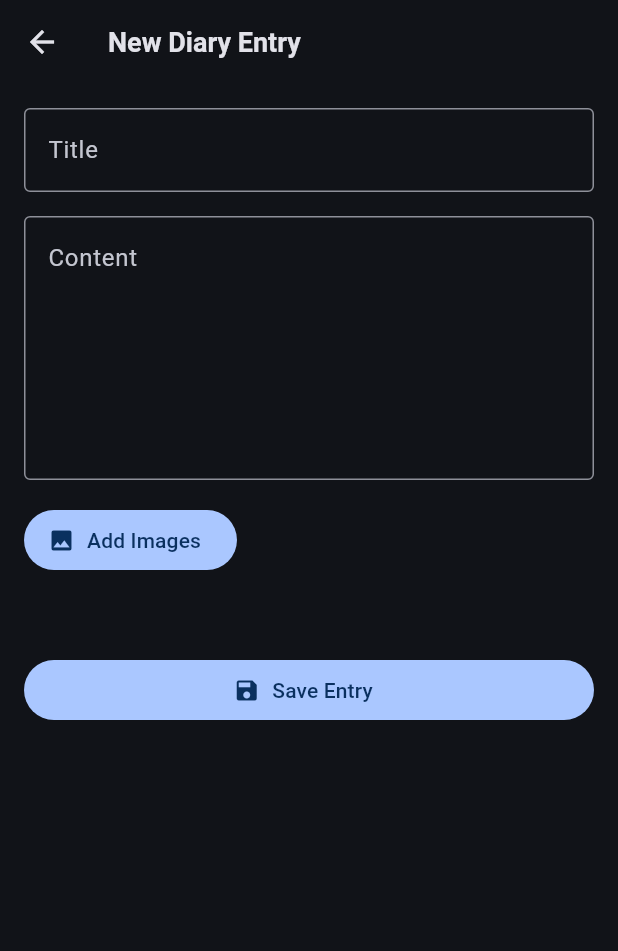
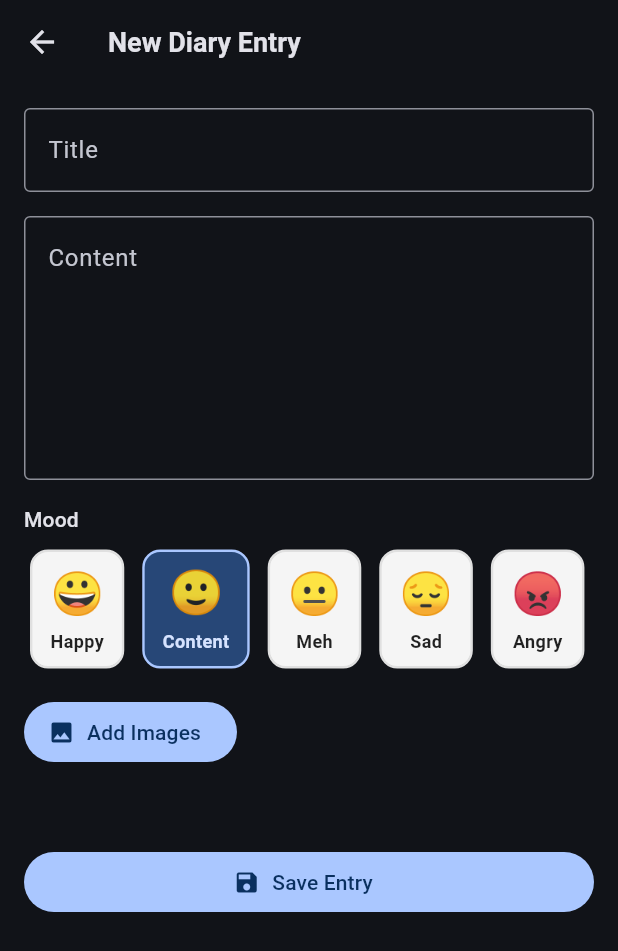
Before and after one commit to shad-ct/Hannami, a Flutter app: the DiaryEditorScreen screen opened directly, on a phone screen of 412 x 824 dp. Shown: the top 951 px of the screen. Run offline on Flutter 3.47's test engine with Material 3 defaults, Android fonts, the phone set to English and light mode, and no system bars; our stand-ins replace geocoding, geolocator, image_picker, permission_handler, share_plus; missing offline and left inert: file_selector.

Commit message:
added mood

```diff
--- a/lib/features/diary/diary_detail_screen.dart
+++ b/lib/features/diary/diary_detail_screen.dart
@@ -4,6 +4,8 @@ import 'package:share_plus/share_plus.dart';
 import '../../core/widgets/bottom_nav.dart';
 import '../../models/diary_entry.dart';
 import '../../core/utils/date_utils.dart';
+import 'mood.dart';
+import 'mood_animated.dart';
 import '../../core/services/storage_service.dart';
 
 class DiaryDetailScreen extends StatelessWidget {
@@ -18,7 +20,6 @@ class DiaryDetailScreen extends StatelessWidget {
       return Scaffold(
         appBar: AppBar(title: const Text('Diary Detail')),
         body: const Center(child: Text('Entry not found')),
-        bottomNavigationBar: HannamiBottomNav(currentRoute: routeName),
       );
     }
     return Scaffold(
@@ -59,6 +60,17 @@ class DiaryDetailScreen extends StatelessWidget {
             spacing: 16,
             runSpacing: 8,
             children: [
+              Tooltip(
+                message: moodByKey(e.mood).description,
+                child: Row(
+                  mainAxisSize: MainAxisSize.min,
+                  children: [
+                    MoodEmojiAnimated(emoji: moodByKey(e.mood).emoji, animate: true, size: 22),
+                    const SizedBox(width: 4),
+                    Text(moodByKey(e.mood).name, style: const TextStyle(fontSize: 13)),
+                  ],
+                ),
+              ),
               _iconText(Icons.calendar_month, DateUtilsExt.friendly(e.dateTime)),
               if (e.placeName != null && e.placeName!.isNotEmpty)
                 _iconText(Icons.place, e.placeName!),
@@ -70,7 +82,6 @@ class DiaryDetailScreen extends StatelessWidget {
           Text(e.content, style: Theme.of(context).textTheme.bodyMedium),
         ],
       ),
-      bottomNavigationBar: HannamiBottomNav(currentRoute: routeName),
     );
   }
 
--- a/lib/features/diary/diary_editor_screen.dart
+++ b/lib/features/diary/diary_editor_screen.dart
@@ -1,6 +1,8 @@
 import 'dart:io';
 import 'package:flutter/material.dart';
 import 'diary_controller.dart';
+import 'mood.dart';
+import 'mood_animated.dart';
 
 class DiaryEditorScreen extends StatefulWidget {
   const DiaryEditorScreen({super.key});
@@ -19,6 +21,7 @@ class _DiaryEditorScreenState extends State<DiaryEditorScreen> {
   String? _weatherSummary;
   double? _lat;
   double? _lon;
+  String _selectedMood = 'neutral';
 
   Future<void> _pickImages() async {
     final files = await _controller.pickImagesAndStoreTemp();
@@ -33,6 +36,7 @@ class _DiaryEditorScreenState extends State<DiaryEditorScreen> {
     final entry = await _controller.createAndPersist(
       title: _titleController.text.trim().isEmpty ? 'Untitled' : _titleController.text.trim(),
       content: _bodyController.text.trim(),
+      mood: _selectedMood,
       imageFiles: _images,
     );
     _weatherSummary = entry.weatherSummary;
@@ -67,6 +71,60 @@ class _DiaryEditorScreenState extends State<DiaryEditorScreen> {
             minLines: 6,
             maxLines: 12,
             decoration: const InputDecoration(labelText: 'Content', alignLabelWithHint: true, border: OutlineInputBorder()),
+          ),
+          const SizedBox(height: 16),
+          Text('Mood', style: Theme.of(context).textTheme.titleSmall),
+          const SizedBox(height: 8),
+          SizedBox(
+            height: 84,
+            child: SingleChildScrollView(
+              scrollDirection: Axis.horizontal,
+              padding: const EdgeInsets.symmetric(horizontal: 4),
+              child: Row(
+                children: [
+                  for (final mood in diaryMoods)
+                    Padding(
+                      padding: const EdgeInsets.only(right: 12),
+                      child: Tooltip(
+                        message: mood.description,
+                        preferBelow: false,
+                        child: GestureDetector(
+                          onTap: () => setState(() => _selectedMood = mood.key),
+                          child: AnimatedContainer(
+                            duration: const Duration(milliseconds: 180),
+                            padding: const EdgeInsets.symmetric(vertical: 8, horizontal: 12),
+                            decoration: BoxDecoration(
+                              color: _selectedMood == mood.key ? Theme.of(context).colorScheme.primaryContainer : Colors.grey.shade100,
+                              borderRadius: BorderRadius.circular(12),
+                              border: Border.all(
+                                color: _selectedMood == mood.key ? Theme.of(context).colorScheme.primary : Colors.grey.shade300,
+                                width: 1.6,
+                              ),
+                            ),
+                            child: Column(
+                              mainAxisSize: MainAxisSize.min,
+                              children: [
+                                MoodEmojiAnimated(emoji: mood.emoji, animate: _selectedMood == mood.key, size: 28),
+                                const SizedBox(height: 4),
+                                Text(
+                                  mood.name,
+                                  style: TextStyle(
+                                    fontSize: 12,
+                                    fontWeight: FontWeight.w600,
+                                    color: _selectedMood == mood.key
+                                        ? Theme.of(context).colorScheme.onPrimaryContainer
+                                        : Colors.black87,
+                                  ),
+                                ),
+                              ],
+                            ),
+                          ),
+                        ),
+                      ),
+                    ),
+                ],
+              ),
+            ),
           ),
           const SizedBox(height: 16),
           Row(
--- /dev/null
+++ b/lib/features/diary/mood.dart
@@ -0,0 +1,26 @@
+class DiaryMoodData {
+  final String key; // internal key stored in entry.mood
+  final String emoji; // displayed emoji
+  final String name; // short label
+  final String description; // tooltip / long-press meaning
+  const DiaryMoodData(this.key, this.emoji, this.name, this.description);
+}
+
+// Ordered list for display
+const List<DiaryMoodData> diaryMoods = [
+  DiaryMoodData('happy', '😀', 'Happy', 'Joyful – positive, cheerful mood'),
+  DiaryMoodData('neutral', '🙂', 'Content', 'Neutral / Content – calm, okay, average mood'),
+  DiaryMoodData('indifferent', '😐', 'Meh', 'Indifferent – neutral or unengaged mood'),
+  DiaryMoodData('sad', '😔', 'Sad', 'Sad / Down – feeling low or upset'),
+  DiaryMoodData('angry', '😡', 'Angry', 'Angry / Frustrated – irritation or strong negative mood'),
+  DiaryMoodData('excited', '😍', 'Excited', 'Excited / Loving – high positive energy, affection'),
+  DiaryMoodData('tired', '😴', 'Tired', 'Tired / Sleepy – low energy, exhausted mood'),
+  DiaryMoodData('confused', '😕', 'Confused', 'Confused / Anxious – uncertain or worried mood'),
+];
+
+DiaryMoodData moodByKey(String key) {
+  return diaryMoods.firstWhere(
+    (m) => m.key == key,
+    orElse: () => diaryMoods.firstWhere((m) => m.key == 'neutral'),
+  );
+}
--- /dev/null
+++ b/lib/features/diary/mood_animated.dart
@@ -0,0 +1,74 @@
+import 'package:flutter/material.dart';
+
+// Simple animated emoji widget inspired by Noto Emoji Animation showcase.
+// When animate=true it performs a gentle scale + vertical bounce loop.
+class MoodEmojiAnimated extends StatefulWidget {
+  final String emoji;
+  final bool animate;
+  final double size;
+  const MoodEmojiAnimated({super.key, required this.emoji, this.animate = false, this.size = 28});
+
+  @override
+  State<MoodEmojiAnimated> createState() => _MoodEmojiAnimatedState();
+}
+
+class _MoodEmojiAnimatedState extends State<MoodEmojiAnimated> with SingleTickerProviderStateMixin {
+  late final AnimationController _controller;
+  late final Animation<double> _scale;
+  late final Animation<double> _offset;
+
+  @override
+  void initState() {
+    super.initState();
+    _controller = AnimationController(vsync: this, duration: const Duration(milliseconds: 1800));
+    _scale = TweenSequence<double>([
+      TweenSequenceItem(tween: Tween(begin: 1.0, end: 1.08).chain(CurveTween(curve: Curves.easeOut)), weight: 30),
+      TweenSequenceItem(tween: Tween(begin: 1.08, end: 0.98).chain(CurveTween(curve: Curves.easeInOut)), weight: 30),
+      TweenSequenceItem(tween: Tween(begin: 0.98, end: 1.0).chain(CurveTween(curve: Curves.easeOut)), weight: 40),
+    ]).animate(_controller);
+    _offset = TweenSequence<double>([
+      TweenSequenceItem(tween: Tween(begin: 0.0, end: -2.0).chain(CurveTween(curve: Curves.easeOut)), weight: 30),
+      TweenSequenceItem(tween: Tween(begin: -2.0, end: 2.0).chain(CurveTween(curve: Curves.easeInOut)), weight: 30),
+      TweenSequenceItem(tween: Tween(begin: 2.0, end: 0.0).chain(CurveTween(curve: Curves.easeOut)), weight: 40),
+    ]).animate(_controller);
+    if (widget.animate) {
+      _controller.repeat();
+    }
+  }
+
+  @override
+  void didUpdateWidget(covariant MoodEmojiAnimated oldWidget) {
+    super.didUpdateWidget(oldWidget);
+    if (widget.animate && !_controller.isAnimating) {
+      _controller.repeat();
+    } else if (!widget.animate && _controller.isAnimating) {
+      _controller.stop();
+    }
+  }
+
+  @override
+  void dispose() {
+    _controller.dispose();
+    super.dispose();
+  }
+
+  @override
+  Widget build(BuildContext context) {
+    if (!widget.animate) {
+      return Text(widget.emoji, style: TextStyle(fontSize: widget.size));
+    }
+    return AnimatedBuilder(
+      animation: _controller,
+      builder: (context, child) {
+        return Transform.translate(
+          offset: Offset(0, _offset.value),
+          child: Transform.scale(
+            scale: _scale.value,
+            child: child,
+          ),
+        );
+      },
+      child: Text(widget.emoji, style: TextStyle(fontSize: widget.size)),
+    );
+  }
+}
```
